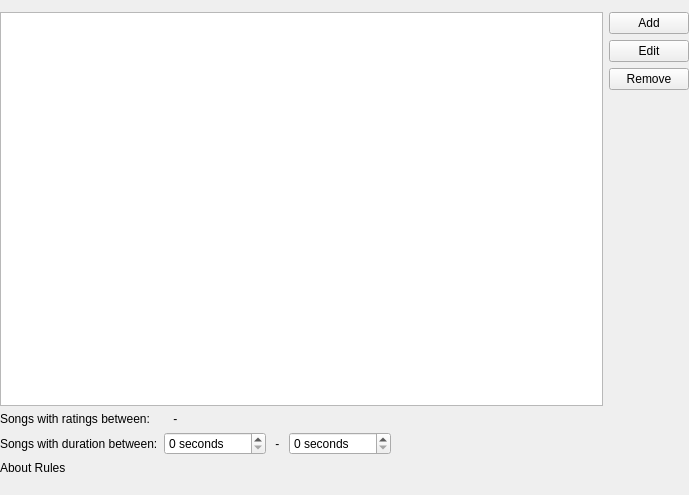
CDrummond/cantata, file dynamic/dynamicrules.ui: the form before one commit.
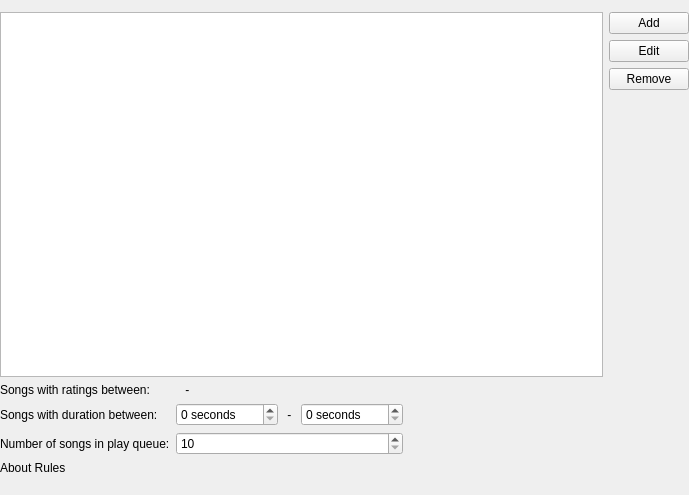
The form after the commit. Custom widgets are drawn as their Qt base class.

Commit message: Add option to specify number of play queue tracks for dynamic playlists. Issue #1048

What changed in the file:
```diff
--- a/dynamic/dynamicrules.ui
+++ b/dynamic/dynamicrules.ui
@@ -195,6 +195,26 @@
           </item>
          </layout>
         </item>
+        <item row="2" column="0">
+         <widget class="QLabel" name="labela">
+          <property name="text">
+           <string>Number of songs in play queue:</string>
+          </property>
+         </widget>
+       </item>
+       <item row="2" column="1">
+        <widget class="QSpinBox" name="numTracks">
+        <property name="minimum">
+         <number>10</number>
+        </property>
+         <property name="maximum">
+          <number>500</number>
+         </property>
+         <property name="singleStep">
+          <number>10</number>
+         </property>
+        </widget>
+       </item>
        </layout>
       </item>
       <item row="5" column="0">
@@ -210,7 +230,7 @@
         </property>
        </widget>
       </item>
-      <item row="6" column="1" colspan="2">
+      <item row="7" column="1" colspan="2">
        <spacer name="horizontalSpacer">
         <property name="orientation">
          <enum>Qt::Horizontal</enum>
```
Left out of the diff: 2 changed lines with no effect on the pictures. The commit also changes 5 other files.
